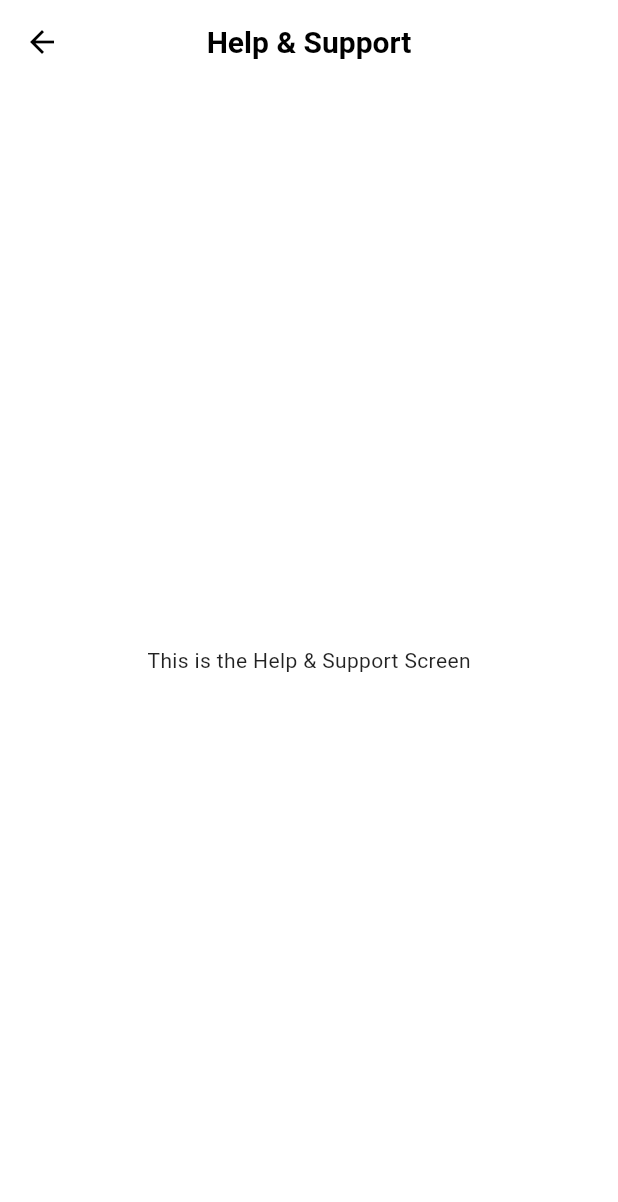
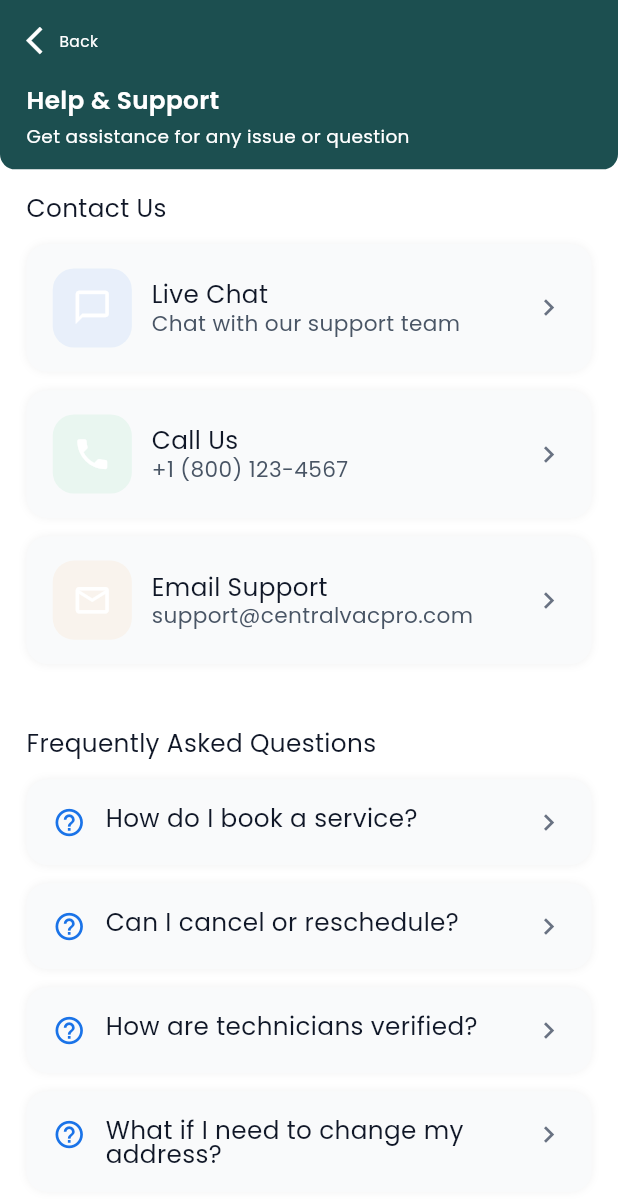
Before and after one commit to nuhan021/aryegrunzweig, a Flutter app: the HelpSupportScreen screen opened by its route, on a phone screen of 412 x 824 dp. Shown: the top 1202 px of the screen. Run offline on Flutter 3.47's test engine with Material 3 defaults, Android fonts, the phone set to English and light mode, and no system bars; our stand-ins replace cached_network_image, carousel_slider, country_code_picker, flutter_otp_text_field, flutter_screenutil, get and 7 more; accounts and stored records are empty.

Commit message:
help and support page added

```diff
--- /dev/null
+++ b/lib/features/profile/help_support/controllers/help_support_controller.dart
@@ -0,0 +1,79 @@
+import 'package:get/get.dart';
+import 'package:flutter/material.dart';
+import '../models/help_support_models.dart';
+
+class HelpSupportController extends GetxController {
+  var contactOptions = <ContactOption>[].obs;
+  var faqs = <FAQ>[].obs;
+
+  @override
+  void onInit() {
+    super.onInit();
+    _loadContactOptions();
+    _loadFAQs();
+  }
+
+  void _loadContactOptions() {
+    contactOptions.addAll([
+      ContactOption(
+        id: '1',
+        title: 'Live Chat',
+        description: 'Chat with our support team',
+        icon: Icons.chat_bubble_outline,
+        iconBackgroundColor: const Color(0x141A73E8),
+        onTap: () {
+          Get.snackbar('Live Chat', 'Opening live chat...');
+        },
+      ),
+      ContactOption(
+        id: '2',
+        title: 'Call Us',
+        description: '+1 (800) 123-4567',
+        icon: Icons.phone,
+        iconBackgroundColor: const Color(0x1428C76F),
+        onTap: () {
+          Get.snackbar('Call', 'Opening dialer...');
+        },
+      ),
+      ContactOption(
+        id: '3',
+        title: 'Email Support',
+        description: 'support@centralvacpro.com',
+        icon: Icons.mail_outline,
+        iconBackgroundColor: const Color(0x14FF9F43),
+        onTap: () {
+          Get.snackbar('Email', 'Opening email...');
+        },
+      ),
+    ]);
+  }
+
+  void _loadFAQs() {
+    faqs.addAll([
+      FAQ(
+        id: '1',
+        question: 'How do I book a service?',
+        answer:
+            'Simply browse our categories, select a service, and follow the booking steps.',
+      ),
+      FAQ(
+        id: '2',
+        question: 'Can I cancel or reschedule?',
+        answer:
+            'Yes, you can cancel or reschedule up to 2 hours before your appointment.',
+      ),
+      FAQ(
+        id: '3',
+        question: 'How are technicians verified?',
+        answer:
+            'All technicians undergo background checks and are fully licensed and insured.',
+      ),
+      FAQ(
+        id: '4',
+        question: 'What if I need to change my address?',
+        answer:
+            'You can update your address in the Profile section under Saved Addresses.',
+      ),
+    ]);
+  }
+}
--- /dev/null
+++ b/lib/features/profile/help_support/models/help_support_models.dart
@@ -0,0 +1,27 @@
+import 'package:flutter/material.dart';
+
+class ContactOption {
+  final String id;
+  final String title;
+  final String description;
+  final IconData icon;
+  final Color iconBackgroundColor;
+  final VoidCallback? onTap;
+
+  ContactOption({
+    required this.id,
+    required this.title,
+    required this.description,
+    required this.icon,
+    required this.iconBackgroundColor,
+    this.onTap,
+  });
+}
+
+class FAQ {
+  final String id;
+  final String question;
+  final String answer;
+
+  FAQ({required this.id, required this.question, required this.answer});
+}
--- a/lib/features/profile/help_support/views/screens/help_support_screen.dart
+++ b/lib/features/profile/help_support/views/screens/help_support_screen.dart
@@ -1,13 +1,123 @@
+import 'package:aryegrunzweig/core/common/widgets/custom_app_bar.dart';
 import 'package:flutter/material.dart';
+import 'package:flutter_screenutil/flutter_screenutil.dart';
+import 'package:get/get.dart';
+import 'package:aryegrunzweig/core/common/styles/global_text_style.dart';
+import '../../controllers/help_support_controller.dart';
+import '../../widgets/contact_option_card.dart';
+import '../../widgets/faq_card.dart';
 
 class HelpSupportScreen extends StatelessWidget {
   const HelpSupportScreen({super.key});
 
   @override
   Widget build(BuildContext context) {
+    final controller = Get.put(HelpSupportController());
+
     return Scaffold(
-      appBar: AppBar(title: const Text('Help & Support')),
-      body: const Center(child: Text('This is the Help & Support Screen')),
+      backgroundColor: Colors.white,
+      // appBar: AppBar(
+      //   title: Column(
+      //     crossAxisAlignment: CrossAxisAlignment.start,
+      //     children: [
+      //       Text(
+      //         'Help & Support',
+      //         style: getTextStyle(
+      //           color: Colors.white,
+      //           fontSize: 16.sp,
+      //           fontWeight: FontWeight.w600,
+      //         ),
+      //       ),
+      //       Text(
+      //         'Get assistance for any issue or question',
+      //         style: getTextStyle(
+      //           color: Colors.white,
+      //           fontSize: 12.sp,
+      //           fontWeight: FontWeight.w400,
+      //         ),
+      //       ),
+      //     ],
+      //   ),
+      //   backgroundColor: AppColors.primary,
+      //   elevation: 0,
+      //   automaticallyImplyLeading: true,
+      // ),
+      body: SafeArea(
+        child: Column(
+          children: [
+            CustomAppBar(
+              title: 'Help & Support',
+              subtitle: 'Get assistance for any issue or question',
+            ),
+            Expanded(
+              child: SingleChildScrollView(
+                child: Padding(
+                  padding: EdgeInsets.all(16.w),
+                  child: Column(
+                    crossAxisAlignment: CrossAxisAlignment.start,
+                    children: [
+                      // Contact Us Section
+                      Text(
+                        'Contact Us',
+                        style: getTextStyle(
+                          fontSize: 16.sp,
+                          fontWeight: FontWeight.w400,
+                          color: const Color(0xFF101727),
+                        ),
+                      ),
+                      SizedBox(height: 16.h),
+
+                      // Contact Options
+                      Obx(
+                        () => Column(
+                          children: List.generate(
+                            controller.contactOptions.length,
+                            (index) {
+                              final contact = controller.contactOptions[index];
+                              return Padding(
+                                padding: EdgeInsets.only(bottom: 12.h),
+                                child: ContactOptionCard(contact: contact),
+                              );
+                            },
+                          ),
+                        ),
+                      ),
+                      SizedBox(height: 32.h),
+
+                      // Frequently Asked Questions Section
+                      Text(
+                        'Frequently Asked Questions',
+                        style: getTextStyle(
+                          fontSize: 16.sp,
+                          fontWeight: FontWeight.w400,
+                          color: const Color(0xFF101727),
+                        ),
+                      ),
+                      SizedBox(height: 16.h),
+
+                      // FAQ Cards
+                      Obx(
+                        () => Column(
+                          children: List.generate(controller.faqs.length, (
+                            index,
+                          ) {
+                            final faq = controller.faqs[index];
+                            return Padding(
+                              padding: EdgeInsets.only(bottom: 12.h),
+                              child: FAQCard(faq: faq),
+                            );
+                          }),
+                        ),
+                      ),
+                      SizedBox(height: 32.h),
+                    ],
+                  ),
+                ),
+              ),
+            ),
+          ],
+        ),
+      ),
     );
   }
 }
--- /dev/null
+++ b/lib/features/profile/help_support/widgets/contact_option_card.dart
@@ -0,0 +1,91 @@
+import 'package:flutter/material.dart';
+import 'package:flutter_screenutil/flutter_screenutil.dart';
+import 'package:aryegrunzweig/core/common/styles/global_text_style.dart';
+import '../models/help_support_models.dart';
+
+class ContactOptionCard extends StatelessWidget {
+  final ContactOption contact;
+
+  const ContactOptionCard({super.key, required this.contact});
+
+  @override
+  Widget build(BuildContext context) {
+    return GestureDetector(
+      onTap: contact.onTap,
+      child: Container(
+        width: double.infinity,
+        padding: EdgeInsets.symmetric(horizontal: 16.w, vertical: 16.h),
+        decoration: BoxDecoration(
+          color: const Color(0xFFF9FAFB),
+          borderRadius: BorderRadius.circular(14.r),
+          boxShadow: [
+            BoxShadow(
+              color: Colors.black.withValues(alpha: 0.05),
+              blurRadius: 4,
+              offset: const Offset(0, 0),
+              spreadRadius: 0,
+            ),
+          ],
+        ),
+        child: Row(
+          crossAxisAlignment: CrossAxisAlignment.center,
+          children: [
+            // Icon container
+            Container(
+              width: 48.w,
+              height: 48.w,
+              decoration: BoxDecoration(
+                color: contact.iconBackgroundColor,
+                borderRadius: BorderRadius.circular(14.r),
+              ),
+              child: Center(
+                child: Icon(contact.icon, size: 24.w, color: Colors.white),
+              ),
+            ),
+            SizedBox(width: 12.w),
+
+            // Title and description
+            Expanded(
+              child: Column(
+                crossAxisAlignment: CrossAxisAlignment.start,
+                mainAxisAlignment: MainAxisAlignment.center,
+                children: [
+                  // Title
+                  Text(
+                    contact.title,
+                    style: getTextStyle(
+                      fontSize: 16.sp,
+                      fontWeight: FontWeight.w400,
+                      color: const Color(0xFF101727),
+                    ),
+                  ),
+                  SizedBox(height: 4.h),
+
+                  // Description
+                  Text(
+                    contact.description,
+                    style: getTextStyle(
+                      fontSize: 14.sp,
+                      fontWeight: FontWeight.w400,
+                      color: const Color(0xFF495565),
+                    ),
+                    maxLines: 1,
+                    overflow: TextOverflow.ellipsis,
+                  ),
+                ],
+              ),
+            ),
+            SizedBox(width: 12.w),
+
+            // Arrow icon
+            Icon(
+              Icons.chevron_right,
+              size: 20.w,
+              color: const Color(0xFF697282),
+            ),
+          ],
+        ),
+      ),
+    );
+  }
+}
--- /dev/null
+++ b/lib/features/profile/help_support/widgets/faq_card.dart
@@ -0,0 +1,98 @@
+import 'package:flutter/material.dart';
+import 'package:flutter_screenutil/flutter_screenutil.dart';
+import 'package:aryegrunzweig/core/common/styles/global_text_style.dart';
+import '../models/help_support_models.dart';
+
+class FAQCard extends StatefulWidget {
+  final FAQ faq;
+
+  const FAQCard({super.key, required this.faq});
+
+  @override
+  State<FAQCard> createState() => _FAQCardState();
+}
+
+class _FAQCardState extends State<FAQCard> {
+  bool isExpanded = false;
+
+  @override
+  Widget build(BuildContext context) {
+    return GestureDetector(
+      onTap: () {
+        setState(() {
+          isExpanded = !isExpanded;
+        });
+      },
+      child: Container(
+        width: double.infinity,
+        padding: EdgeInsets.all(16.w),
+        decoration: BoxDecoration(
+          color: const Color(0xFFF9FAFB),
+          borderRadius: BorderRadius.circular(14.r),
+          boxShadow: [
+            BoxShadow(
+              color: Colors.black.withValues(alpha: 0.05),
+              blurRadius: 4,
+              offset: const Offset(0, 0),
+              spreadRadius: 0,
+            ),
+          ],
+        ),
+        child: Column(
+          crossAxisAlignment: CrossAxisAlignment.start,
+          children: [
+            // Question with icon and chevron
+            Row(
+              crossAxisAlignment: CrossAxisAlignment.start,
+              children: [
+                // Question icon
+                Icon(
+                  Icons.help_outline,
+                  size: 20.w,
+                  color: const Color(0xFF1A73E8),
+                ),
+                SizedBox(width: 12.w),
+
+                // Question text
+                Expanded(
+                  child: Text(
+                    widget.faq.question,
+                    style: getTextStyle(
+                      fontSize: 16.sp,
+                      fontWeight: FontWeight.w400,
+                      color: const Color(0xFF101727),
+                    ),
+                  ),
+                ),
+                SizedBox(width: 12.w),
+
+                // Chevron icon
+                Icon(
+                  isExpanded ? Icons.expand_less : Icons.chevron_right,
+                  size: 20.w,
+                  color: const Color(0xFF697282),
+                ),
+              ],
+            ),
+
+            // Answer (shown only when expanded)
+            if (isExpanded) ...[
+              SizedBox(height: 12.h),
+              Padding(
+                padding: EdgeInsets.only(left: 32.w),
+                child: Text(
+                  widget.faq.answer,
+                  style: getTextStyle(
+                    fontSize: 14.sp,
+                    fontWeight: FontWeight.w400,
+                    color: const Color(0xFF495565),
+                  ),
+                ),
+              ),
+            ],
+          ],
+        ),
+      ),
+    );
+  }
+}
```
